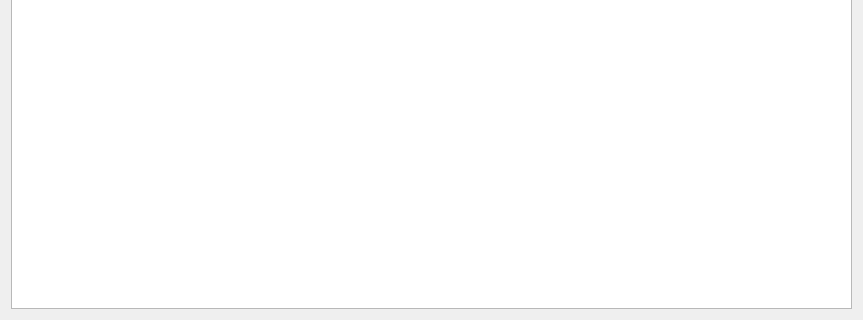
Above: Dialogs/DlgPPPLogViewer.ui from silderan/QMikPPPManager before the change; both pictures show x 0 to 863 and y 276 to 596 of the 863 by 596 pixel window. Below: the same form after it.
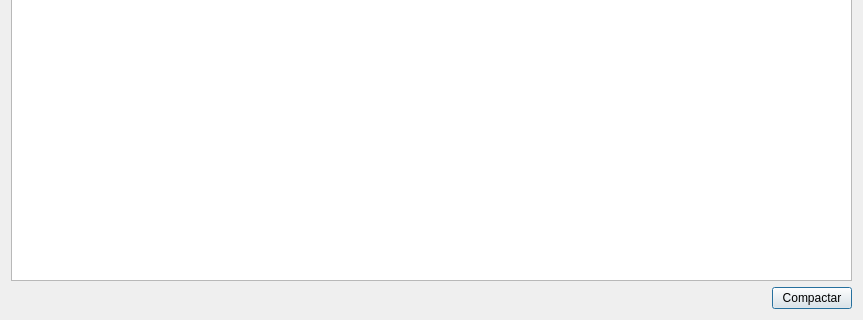
That is the form after the change.

```diff
--- a/Dialogs/DlgPPPLogViewer.ui
+++ b/Dialogs/DlgPPPLogViewer.ui
@@ -14,13 +14,33 @@
    <string>Visor de registros</string>
   </property>
   <layout class="QGridLayout" name="gridLayout">
-   <item row="0" column="0">
+   <item row="1" column="1">
+    <widget class="QPushButton" name="compactLogsButton">
+     <property name="text">
+      <string>Compactar</string>
+     </property>
+    </widget>
+   </item>
+   <item row="1" column="0">
+    <widget class="QLabel" name="infoLabel">
+     <property name="sizePolicy">
+      <sizepolicy hsizetype="MinimumExpanding" vsizetype="Preferred">
+       <horstretch>0</horstretch>
+       <verstretch>0</verstretch>
+      </sizepolicy>
+     </property>
+     <property name="text">
+      <string/>
+     </property>
+    </widget>
+   </item>
+   <item row="0" column="0" colspan="2">
     <widget class="QTableWidget" name="logsTable">
      <attribute name="horizontalHeaderStretchLastSection">
       <bool>true</bool>
      </attribute>
      <attribute name="verticalHeaderDefaultSectionSize">
-      <number>23</number>
+      <number>26</number>
      </attribute>
     </widget>
    </item>
```
